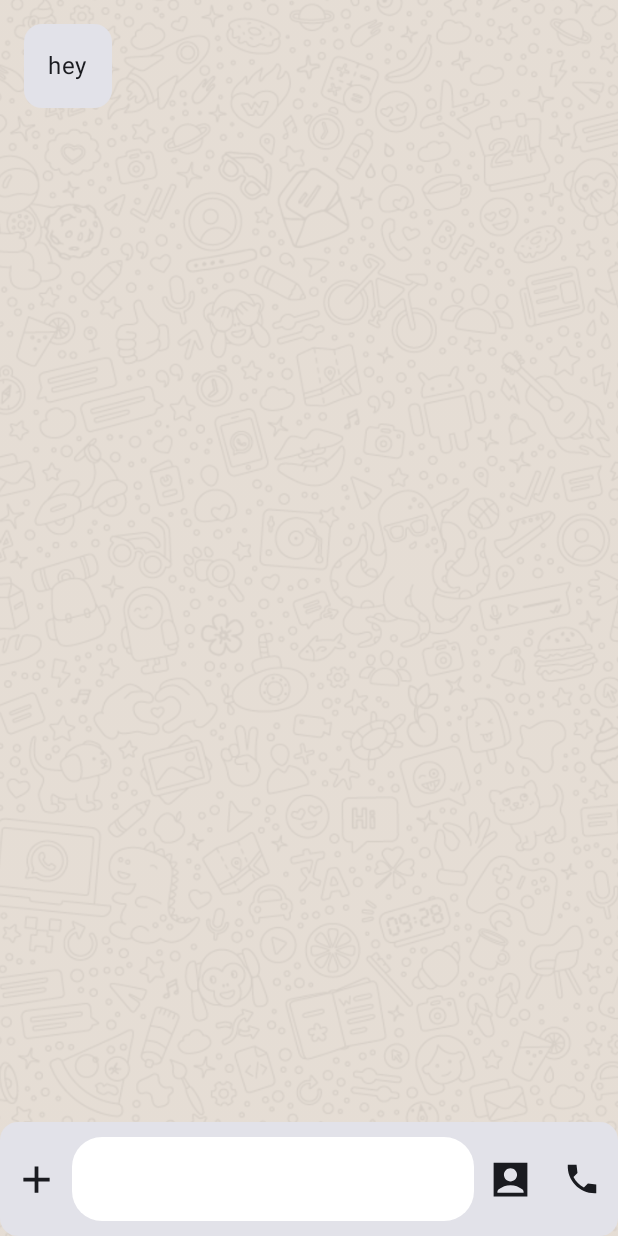
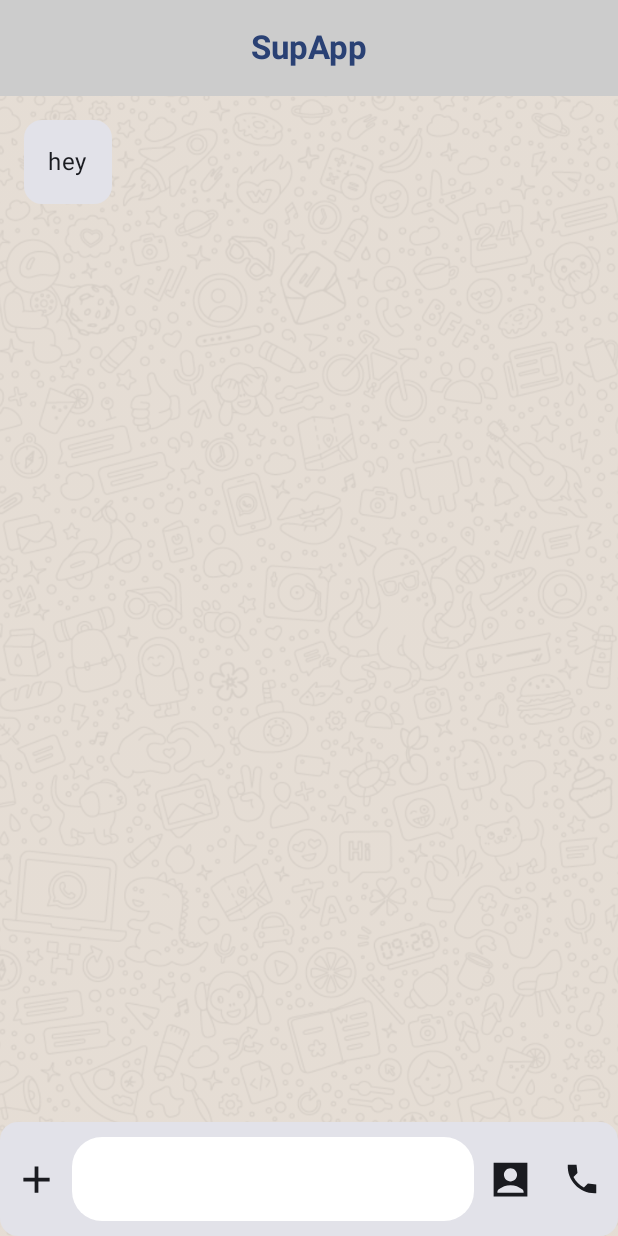
Before and after one commit to UsmanQT/Sup-App, an Android app built with Jetpack Compose: the screen it shows after launch (MainActivity), on a phone screen of 412 x 824 dp. Run offline under Robolectric (Android 15) with nearby library versions, the phone set to English and light mode, and no system bars.

```diff
--- a/app/src/main/java/com/example/sup/MainActivity.kt
+++ b/app/src/main/java/com/example/sup/MainActivity.kt
@@ -20,12 +20,16 @@ import androidx.compose.material.icons.sharp.Add
 import androidx.compose.material.icons.sharp.Call
 import androidx.compose.material.icons.sharp.Send
 import androidx.compose.material3.Card
+import androidx.compose.material3.CenterAlignedTopAppBar
+import androidx.compose.material3.ExperimentalMaterial3Api
 import androidx.compose.material3.IconButton
 import androidx.compose.material3.MaterialTheme
+import androidx.compose.material3.Scaffold
 import androidx.compose.material3.Surface
 import androidx.compose.material3.Text
 import androidx.compose.material3.TextField
 import androidx.compose.material3.TextFieldDefaults
+import androidx.compose.material3.TopAppBarDefaults
 import androidx.compose.runtime.Composable
 import androidx.compose.runtime.getValue
 import androidx.compose.runtime.mutableStateOf
@@ -38,6 +42,7 @@ import androidx.compose.ui.graphics.Color
 import androidx.compose.ui.layout.ContentScale
 import androidx.compose.ui.res.painterResource
 import androidx.compose.ui.text.TextStyle
+import androidx.compose.ui.text.font.FontWeight
 import androidx.compose.ui.tooling.preview.Preview
 import androidx.compose.ui.unit.dp
 import com.example.sup.components.ReceiverMessageBubbles
@@ -61,6 +66,7 @@ class MainActivity : ComponentActivity() {
     }
 }
 
+@OptIn(ExperimentalMaterial3Api::class)
 @Composable
 fun SupAppLayout(modifier: Modifier = Modifier) {
     val backgroundImage = painterResource(id = R.drawable.whatsapp_background)
@@ -69,7 +75,20 @@ fun SupAppLayout(modifier: Modifier = Modifier) {
         mutableStateOf(mutableListOf<String>())
     }
 
-    Box {
+    Scaffold (
+        topBar = {
+            CenterAlignedTopAppBar(
+                colors = TopAppBarDefaults.topAppBarColors(
+                    containerColor = Color.LightGray,
+                    titleContentColor = MaterialTheme.colorScheme.primary,
+                ),
+                title = {
+                    Text("SupApp", fontWeight = FontWeight.Bold)
+                }
+            )
+        },
+    ){ innerPadding ->
+        Box (modifier = modifier.padding(innerPadding)){
             Image(
                 painter = backgroundImage,
                 contentDescription = null,
@@ -92,6 +111,7 @@ fun SupAppLayout(modifier: Modifier = Modifier) {
             }
             MessageWritingArea(modifier = modifier) { newMessage ->
                 mutableListSender = (mutableListSender + newMessage).toMutableList()
+            }
         }
     }
 }
```
Lines whose indentation alone changed are shown as unchanged.
